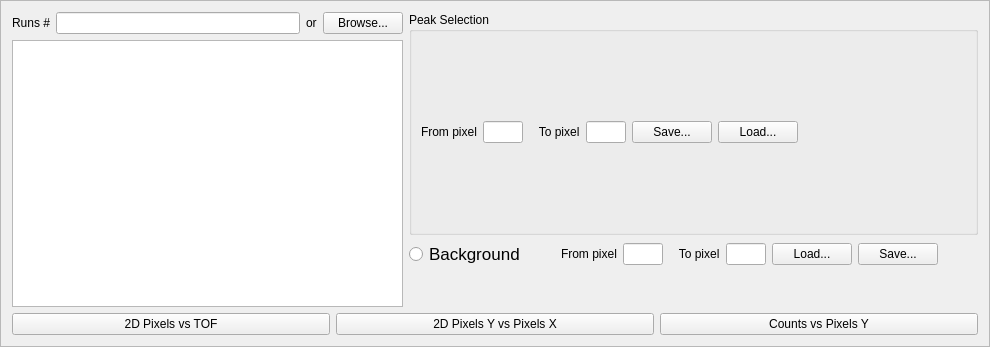
Before: the Qt Designer form Code/Mantid/scripts/Interface/ui/reflectometer/norm_refl.ui in mantidproject/mantid, drawn with Qt 5.
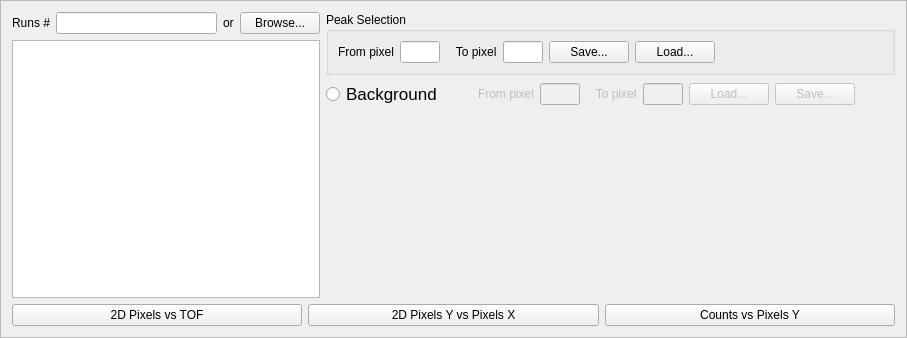
After: the same form once the commit is applied.

```diff
--- a/Code/Mantid/scripts/Interface/ui/reflectometer/norm_refl.ui
+++ b/Code/Mantid/scripts/Interface/ui/reflectometer/norm_refl.ui
@@ -6,8 +6,8 @@
    <rect>
     <x>0</x>
     <y>0</y>
-    <width>990</width>
-    <height>347</height>
+    <width>907</width>
+    <height>338</height>
    </rect>
   </property>
   <property name="windowTitle">
@@ -210,6 +210,9 @@
            </item>
            <item>
             <widget class="QLabel" name="label_12">
+             <property name="enabled">
+              <bool>false</bool>
+             </property>
              <property name="text">
               <string>From pixel</string>
              </property>
@@ -217,6 +220,9 @@
            </item>
            <item>
             <widget class="QLineEdit" name="lineEdit_8">
+             <property name="enabled">
+              <bool>false</bool>
+             </property>
              <property name="sizePolicy">
               <sizepolicy hsizetype="Fixed" vsizetype="Fixed">
                <horstretch>0</horstretch>
@@ -245,6 +251,9 @@
            </item>
            <item>
             <widget class="QLabel" name="label_13">
+             <property name="enabled">
+              <bool>false</bool>
+             </property>
              <property name="text">
               <string>   To pixel</string>
              </property>
@@ -252,6 +261,9 @@
            </item>
            <item>
             <widget class="QLineEdit" name="lineEdit_9">
+             <property name="enabled">
+              <bool>false</bool>
+             </property>
              <property name="sizePolicy">
               <sizepolicy hsizetype="Fixed" vsizetype="Fixed">
                <horstretch>0</horstretch>
@@ -274,6 +286,9 @@
            </item>
            <item>
             <widget class="QPushButton" name="pushButton_8">
+             <property name="enabled">
+              <bool>false</bool>
+             </property>
              <property name="text">
               <string>Load...</string>
              </property>
@@ -281,6 +296,9 @@
            </item>
            <item>
             <widget class="QPushButton" name="pushButton_9">
+             <property name="enabled">
+              <bool>false</bool>
+             </property>
              <property name="text">
               <string>Save...</string>
              </property>
@@ -307,7 +325,7 @@
             <enum>Qt::Vertical</enum>
            </property>
            <property name="sizeType">
-            <enum>QSizePolicy::Fixed</enum>
+            <enum>QSizePolicy::Expanding</enum>
            </property>
            <property name="sizeHint" stdset="0">
             <size>
```
